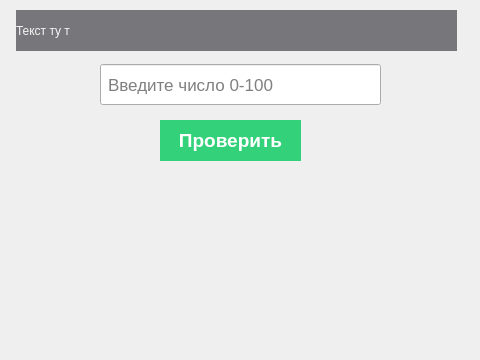
Above: random_number_game.ui from raison-collab/MiigaikYAPRandomNumGame before the change; both pictures show x 0 to 480 and y 0 to 360 of the 480 by 640 pixel window. Below: the same form after it.
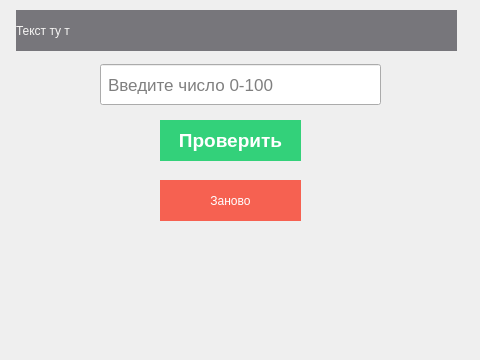
That is the form after the change.

The edit to the form file:
```diff
--- a/random_number_game.ui
+++ b/random_number_game.ui
@@ -84,6 +84,24 @@
      <number>5</number>
     </property>
    </widget>
+   <widget class="QPushButton" name="RestartButton">
+    <property name="geometry">
+     <rect>
+      <x>160</x>
+      <y>180</y>
+      <width>141</width>
+      <height>41</height>
+     </rect>
+    </property>
+    <property name="styleSheet">
+     <string notr="true">color: rgb(255, 255, 255);
+background-color: rgb(246, 97, 81);
+border-radius: 25px;</string>
+    </property>
+    <property name="text">
+     <string>Заново</string>
+    </property>
+   </widget>
   </widget>
  </widget>
  <resources/>
```
Left out of the diff: 1 changed line with no effect on the pictures.
